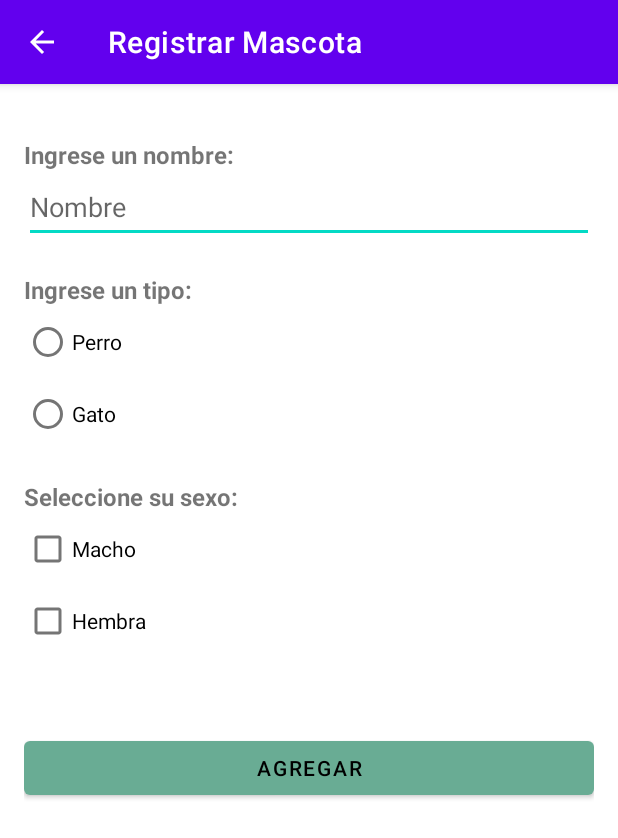
After one commit to Ypego/Vet, an Android app: the RegistroActivity screen opened directly, with no data from a screen before it, on a phone screen of 412 x 824 dp. The commit adds this screen. Shown: the top 838 px of the screen. Run offline under Robolectric (Android 15) with nearby library versions, the phone set to English and light mode, and no system bars; our stand-ins replace Firebase (no records; nobody signed in at launch, a user with empty details on screens opened directly).

Commit message:
Segundos cambios

```diff
--- /dev/null
+++ b/app/src/main/java/com/example/veterinaria/Mascota.java
@@ -0,0 +1,40 @@
+package com.example.veterinaria;
+
+public class Mascota {
+
+    private String Nombre;
+    private String Tipo;
+    private String Sexo;
+
+    public Mascota() {
+    }
+
+    @Override
+    public String toString() {
+        return "Mascota{}";
+    }
+
+    public String getNombre() {
+        return Nombre;
+    }
+
+    public void setNombre(String nombre) {
+        Nombre = nombre;
+    }
+
+    public String getTipo() {
+        return Tipo;
+    }
+
+    public void setTipo(String tipo) {
+        Tipo = tipo;
+    }
+
+    public String getSexo() {
+        return Sexo;
+    }
+
+    public void setSexo(String sexo) {
+        Sexo = sexo;
+    }
+}
--- /dev/null
+++ b/app/src/main/java/com/example/veterinaria/RegistroActivity.java
@@ -0,0 +1,94 @@
+package com.example.veterinaria;
+
+import androidx.annotation.NonNull;
+import androidx.annotation.Nullable;
+import androidx.appcompat.app.AppCompatActivity;
+
+import android.os.Bundle;
+import android.view.View;
+import android.widget.Button;
+import android.widget.CheckBox;
+import android.widget.EditText;
+import android.widget.RadioButton;
+
+import com.google.firebase.database.ChildEventListener;
+import com.google.firebase.database.DataSnapshot;
+import com.google.firebase.database.DatabaseError;
+import com.google.firebase.database.DatabaseReference;
+import com.google.firebase.database.FirebaseDatabase;
+
+public class RegistroActivity extends AppCompatActivity {
+
+    Button btn_add;
+    EditText nombre;
+    RadioButton perro, gato;
+    CheckBox macho, hembra;
+    Mascota pet;
+    FirebaseDatabase database;
+    DatabaseReference reference;
+
+
+
+    @Override
+    protected void onCreate(Bundle savedInstanceState) {
+        super.onCreate(savedInstanceState);
+        setContentView(R.layout.activity_registro);
+
+        this.setTitle("Registrar Mascota");
+        getSupportActionBar().setDisplayHomeAsUpEnabled(true);
+
+        nombre = findViewById(R.id.etNombre);
+        perro = findViewById(R.id.rbtn1);
+        gato = findViewById(R.id.rbtn2);
+        btn_add = findViewById(R.id.btn_agregar);
+        macho = findViewById(R.id.chbox1);
+        hembra = findViewById(R.id.chbox2);
+        pet = new Mascota();
+
+        btn_add.setOnClickListener(new View.OnClickListener() {
+            @Override
+            public void onClick(View view) {
+                String namepet = nombre.getText().toString();
+
+            }
+        });
+
+        reference = database.getInstance().getReference().child("Pet");
+
+        reference.addChildEventListener(new ChildEventListener() {
+            @Override
+            public void onChildAdded(@NonNull DataSnapshot snapshot, @Nullable String previousChildName) {
+
+            }
+
+            @Override
+            public void onChildChanged(@NonNull DataSnapshot snapshot, @Nullable String previousChildName) {
+
+            }
+
+            @Override
+            public void onChildRemoved(@NonNull DataSnapshot snapshot) {
+
+            }
+
+            @Override
+            public void onChildMoved(@NonNull DataSnapshot snapshot, @Nullable String previousChildName) {
+
+            }
+
+            @Override
+            public void onCancelled(@NonNull DatabaseError error) {
+
+            }
+        });
+
+
+
+    }
+
+    @Override
+    public boolean onSupportNavigateUp() {
+        onBackPressed();
+        return false;
+    }
+}
--- a/app/src/main/res/layout/activity_main.xml
+++ b/app/src/main/res/layout/activity_main.xml
@@ -20,6 +20,16 @@
         app:layout_constraintStart_toStartOf="parent"
         app:layout_constraintTop_toTopOf="parent">
 
+        <ImageView
+            android:id="@+id/IconVet"
+            android:layout_width="200dp"
+            android:layout_height="200dp"
+            android:layout_gravity="center_horizontal"
+            android:layout_marginTop="50dp"
+            android:layout_marginBottom="100dp"
+            android:contentDescription="ImagenVet"
+            app:srcCompat="@drawable/Vet" />
+
         <Button
             android:id="@+id/button"
             android:layout_width="match_parent"
--- /dev/null
+++ b/app/src/main/res/layout/activity_registro.xml
@@ -0,0 +1,101 @@
+<?xml version="1.0" encoding="utf-8"?>
+<androidx.constraintlayout.widget.ConstraintLayout xmlns:android="http://schemas.android.com/apk/res/android"
+    xmlns:app="http://schemas.android.com/apk/res-auto"
+    xmlns:tools="http://schemas.android.com/tools"
+    android:layout_width="match_parent"
+    android:layout_height="match_parent"
+    tools:context=".RegistroActivity">
+
+    <LinearLayout
+        android:layout_width="match_parent"
+        android:layout_height="match_parent"
+        android:layout_marginStart="16dp"
+        android:layout_marginTop="16dp"
+        android:layout_marginEnd="16dp"
+        android:layout_marginBottom="16dp"
+        android:orientation="vertical"
+        app:layout_constraintBottom_toBottomOf="parent"
+        app:layout_constraintEnd_toEndOf="parent"
+        app:layout_constraintStart_toStartOf="parent"
+        app:layout_constraintTop_toTopOf="parent">
+
+        <TextView
+            android:id="@+id/textView2"
+            android:layout_width="match_parent"
+            android:layout_height="wrap_content"
+            android:layout_marginTop="20dp"
+            android:text="@string/ingrese_un_nombre"
+            android:textSize="16sp"
+            android:textStyle="bold" />
+
+        <EditText
+            android:id="@+id/etNombre"
+            android:layout_width="match_parent"
+            android:layout_height="wrap_content"
+            android:ems="10"
+            android:hint="@string/nombre_hint"
+            android:inputType="textPersonName"
+            android:minHeight="48dp" />
+
+        <TextView
+            android:id="@+id/textView"
+            android:layout_width="match_parent"
+            android:layout_height="wrap_content"
+            android:layout_marginTop="20dp"
+            android:text="@string/ingrese_un_tipo"
+            android:textSize="16sp"
+            android:textStyle="bold" />
+
+        <RadioGroup
+            android:layout_width="wrap_content"
+            android:layout_height="wrap_content">
+
+            <RadioButton
+                android:id="@+id/rbtn1"
+                android:layout_width="match_parent"
+                android:layout_height="wrap_content"
+                android:text="@string/perro" />
+
+            <RadioButton
+                android:id="@+id/rbtn2"
+                android:layout_width="match_parent"
+                android:layout_height="wrap_content"
+                android:text="@string/gato" />
+
+        </RadioGroup>
+
+        <TextView
+            android:id="@+id/textView3"
+            android:layout_width="match_parent"
+            android:layout_height="wrap_content"
+            android:layout_marginTop="20dp"
+            android:text="@string/seleccione_su_sexo"
+            android:textSize="16sp"
+            android:textStyle="bold" />
+
+        <CheckBox
+            android:id="@+id/chbox1"
+            android:layout_width="match_parent"
+            android:layout_height="wrap_content"
+            android:text="@string/macho" />
+
+        <CheckBox
+            android:id="@+id/chbox2"
+            android:layout_width="match_parent"
+            android:layout_height="wrap_content"
+            android:text="@string/hembra" />
+
+        <Button
+            android:id="@+id/btn_agregar"
+            android:layout_width="match_parent"
+            android:layout_height="wrap_content"
+            android:layout_marginTop="50dp"
+            android:text="@string/agregar"
+            android:textColor="#000000"
+            app:backgroundTint="#69AC94"
+            app:iconTint="#000000"
+            app:layout_constraintTop_toBottomOf="@+id/chbox2" />
+
+    </LinearLayout>
+
+</androidx.constraintlayout.widget.ConstraintLayout>
```
Also changed, not shown: app/src/main/res/drawable-v24/Vet.png (added), 1 other file.
